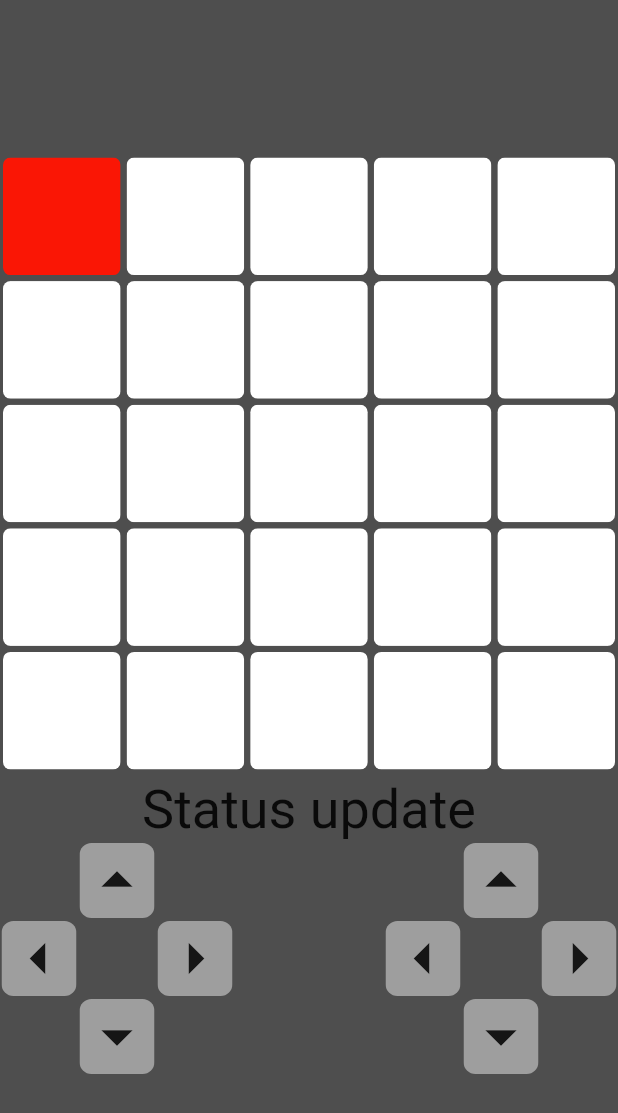
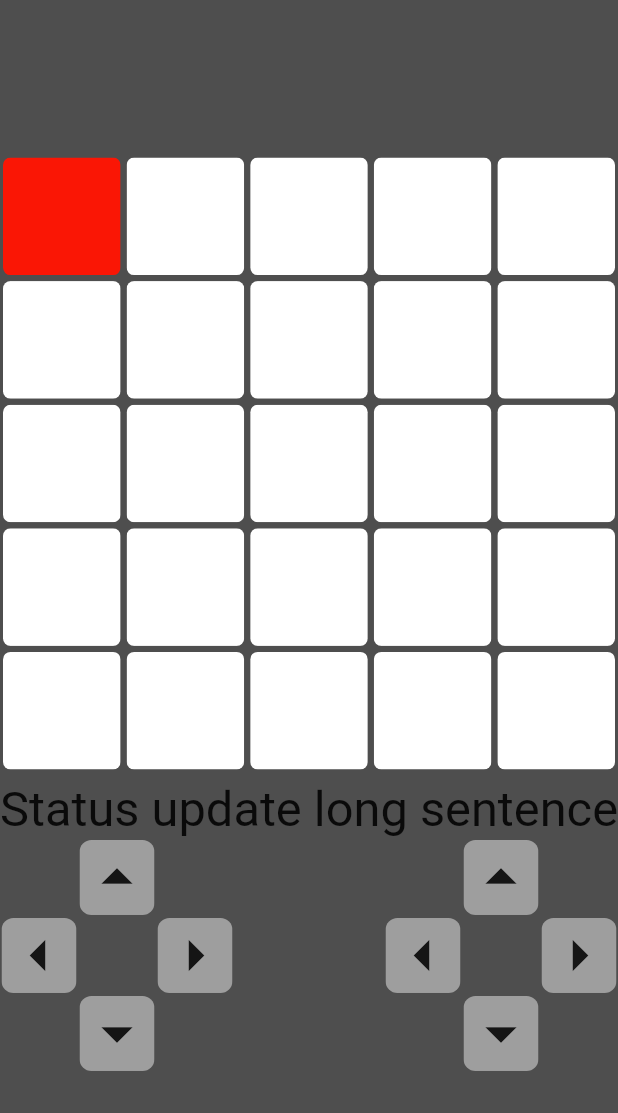
Before and after one commit to mpalma2332/Wumpus, a Flutter app: the screen it shows after launch, on a phone screen of 412 x 824 dp. Shown: the top 1113 px of the screen. Run offline on Flutter 3.47's test engine with Material 2 defaults, Android fonts, the phone set to English and light mode, and no system bars.

```diff
--- a/wumpus_app/lib/homepage.dart
+++ b/wumpus_app/lib/homepage.dart
@@ -95,7 +95,7 @@ class HomePageState extends State<HomePage> {
                               fit: BoxFit.fitWidth,
                               //Backend: update status
                               child: Text(
-                                "Status update",
+                                "Status update long sentence",
                                 style: TextStyle(fontSize: 36),
                               ),
                             ),
```
